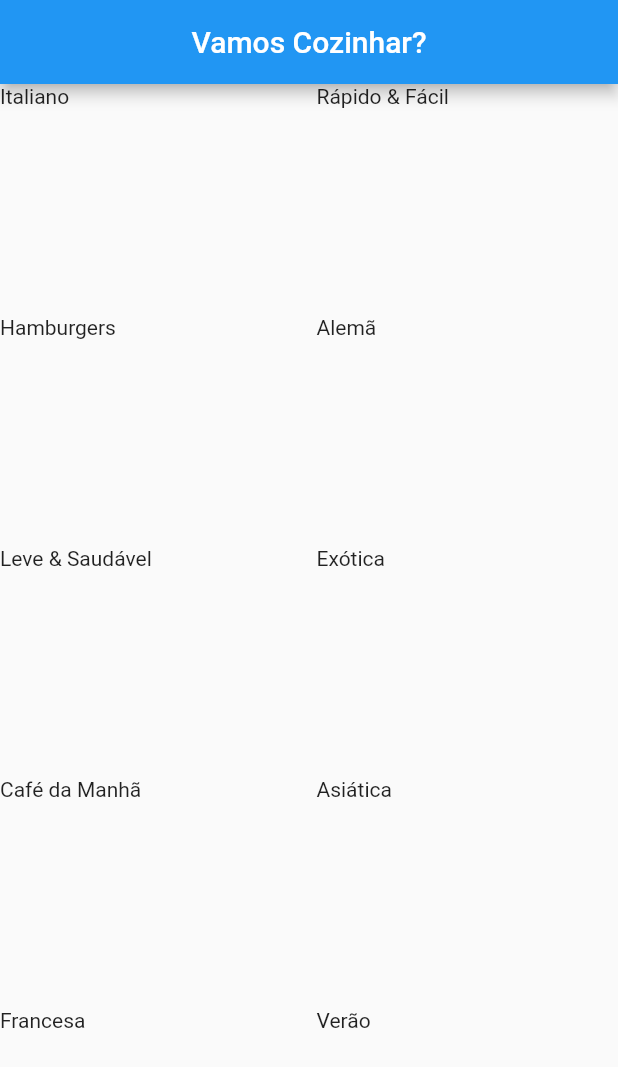
After one commit to anderson-s/AppDeReceitas, a Flutter app: the screen it shows after launch, on a phone screen of 412 x 824 dp. The commit adds this screen. Shown: the top 1067 px of the screen. Run offline on Flutter 3.47's test engine with Material 2 defaults, Android fonts, the phone set to English and light mode, and no system bars.

Commit message:
Definindo estruturas iniciais

```diff
--- a/lib/main.dart
+++ b/lib/main.dart
@@ -1,4 +1,4 @@
-import 'package:app_receitas/home.dart';
+import 'package:app_receitas/views/categories_screen.dart';
 import 'package:flutter/material.dart';
 
 void main() {
@@ -19,7 +19,13 @@ class MyWidget extends StatelessWidget {
           // secondary: Colors.amber,
         ),
       ),
-      home: const Home(),
+      home: Scaffold(
+        appBar: AppBar(
+          title: const Text("Vamos Cozinhar?"),
+          centerTitle: true,
+        ),
+        body: const CategoriesScreen(),
+      ),
       debugShowCheckedModeBanner: false,
     );
   }
--- a/lib/models/category_data.dart
+++ b/lib/models/data/categories_data.dart
@@ -1,6 +1,6 @@
 import 'package:flutter/material.dart';
 
-import '../models/category.dart';
+import '../category.dart';
 
 const categoriesData =  [
   Category(
--- /dev/null
+++ b/lib/views/categories_screen.dart
@@ -0,0 +1,20 @@
+import 'package:app_receitas/models/data/categories_data.dart';
+import 'package:app_receitas/views/components/category_item.dart';
+import 'package:flutter/material.dart';
+
+class CategoriesScreen extends StatelessWidget {
+  const CategoriesScreen({super.key});
+
+  @override
+  Widget build(BuildContext context) {
+    return GridView(
+        gridDelegate: const SliverGridDelegateWithMaxCrossAxisExtent(
+          maxCrossAxisExtent: 200,
+          childAspectRatio: 3 / 2,
+          crossAxisSpacing: 10,
+          mainAxisSpacing: 20,
+        ),
+        children:
+            categoriesData.map((e) => CategoryItem(category: e)).toList());
+  }
+}
--- /dev/null
+++ b/lib/views/components/category_item.dart
@@ -0,0 +1,14 @@
+import 'package:app_receitas/models/category.dart';
+import 'package:flutter/material.dart';
+
+class CategoryItem extends StatelessWidget {
+  final Category category;
+  const CategoryItem({super.key, required this.category});
+
+  @override
+  Widget build(BuildContext context) {
+    return Container(
+      child: Text(category.title),
+    );
+  }
+}
```
Also changed, not shown: lib/home.dart (deleted, +0 -23 lines).
